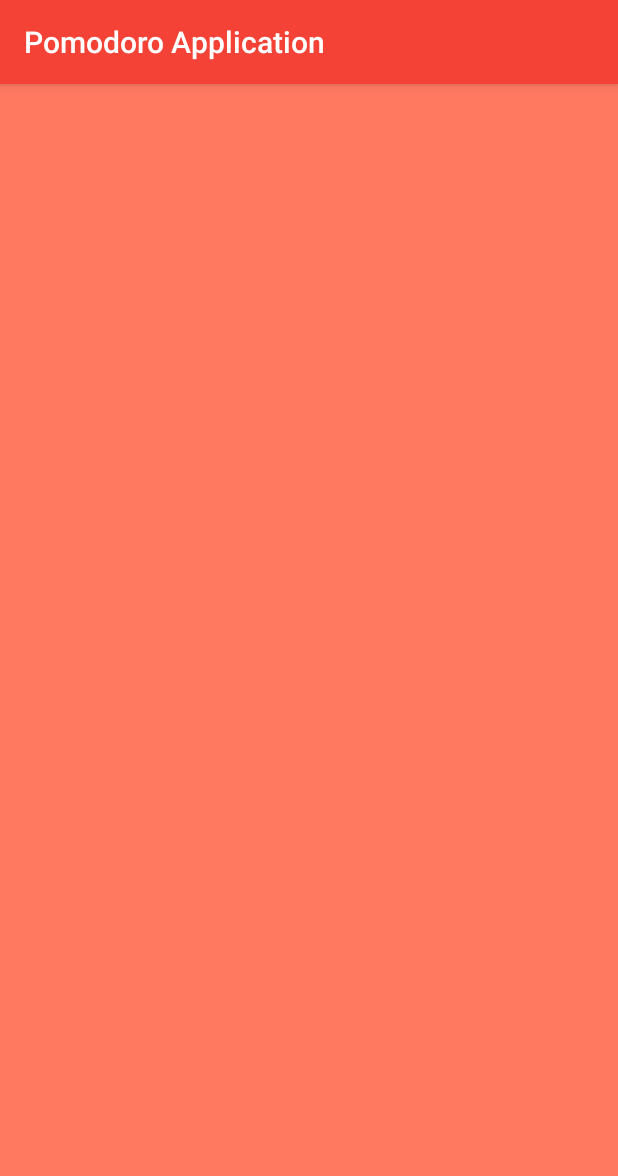
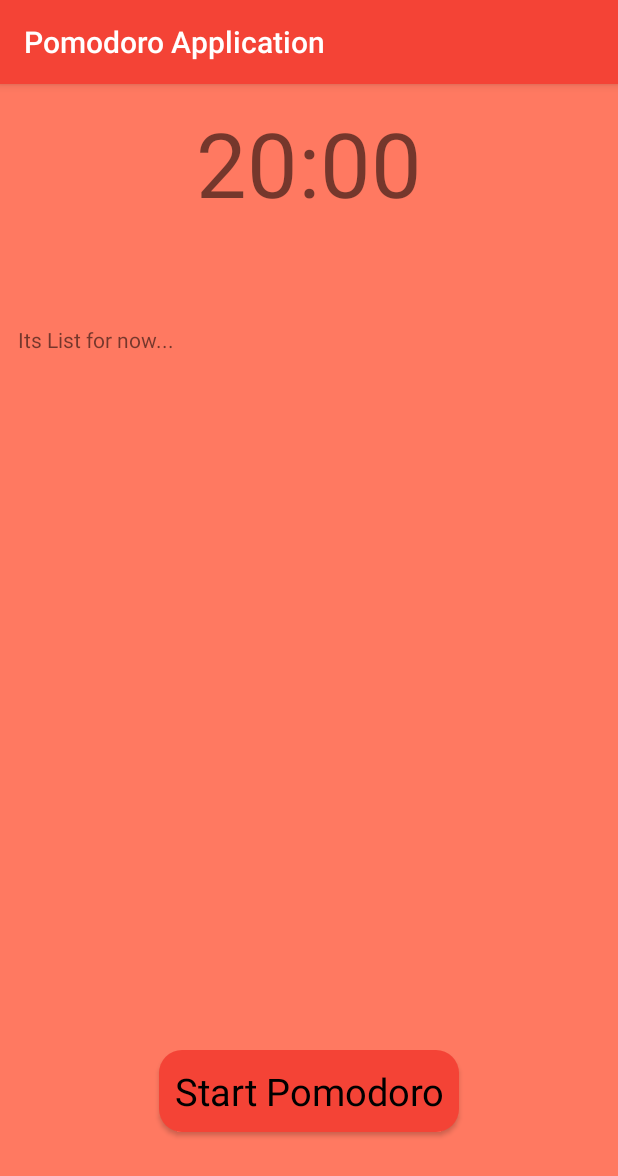
Before and after one commit to Asangin/PomodoroApp, an Android app: the screen it shows after launch (MainActivity), on a phone screen of 412 x 824 dp. Shown: the top 1176 px of the screen. Run offline under Robolectric (Android 15) with nearby library versions, the phone set to English and light mode, and no system bars.

Commit message:
impl View (Fragments concat in Activity) impl Preferences

```diff
--- a/app/src/main/AndroidManifest.xml
+++ b/app/src/main/AndroidManifest.xml
@@ -16,6 +16,7 @@
                 <category android:name="android.intent.category.LAUNCHER" />
             </intent-filter>
         </activity>
+        <activity android:name=".SettingActivity"></activity>
     </application>
 
 </manifest>
--- a/app/src/main/java/com/studio/skryl/pomodoroapplication/MainActivity.java
+++ b/app/src/main/java/com/studio/skryl/pomodoroapplication/MainActivity.java
@@ -1,25 +1,49 @@
 package com.studio.skryl.pomodoroapplication;
 
+import android.support.v4.app.FragmentTransaction;
 import android.support.v7.app.AppCompatActivity;
 import android.os.Bundle;
 
 import com.studio.skryl.pomodoroapplication.utils.AppPreferences;
+import com.studio.skryl.pomodoroapplication.view.ButtonsFragment;
+import com.studio.skryl.pomodoroapplication.view.ContentFragment;
+import com.studio.skryl.pomodoroapplication.view.TimerFragment;
 
 public class MainActivity extends AppCompatActivity {
 
+    TimerFragment timerFragment;
+    ContentFragment contentFragment;
+    ButtonsFragment buttonsFragment;
+
+    FragmentTransaction fragmentTransaction;
     AppPreferences preferences;
 
     @Override
     protected void onCreate(Bundle savedInstanceState) {
         super.onCreate(savedInstanceState);
-        preferences = new AppPreferences(this);
+        //preferences = new AppPreferences(this);
+        preferences = AppPreferences.getInstance(this);
         setStageTheme(preferences.getStageAct());
+
+        timerFragment = new TimerFragment();
+        contentFragment = new ContentFragment();
+        buttonsFragment = new ButtonsFragment();
+
+        attachFragmentToActivity();
+
     }
 
     @Override
     protected void onStart() {
         super.onStart();
-        preferences.getRunnigStatus();
+    }
+
+    private void attachFragmentToActivity() {
+        fragmentTransaction = getSupportFragmentManager().beginTransaction();
+        fragmentTransaction.add(R.id.timer_frame, timerFragment);
+        fragmentTransaction.add(R.id.content_frame, contentFragment);
+        fragmentTransaction.add(R.id.button_frame, buttonsFragment);
+        fragmentTransaction.commit();
     }
 
     private void setStageTheme(int stage) {
@@ -29,6 +53,7 @@ public class MainActivity extends AppCompatActivity {
                 setContentView(R.layout.activity_main);
                 break;
             case AppPreferences.REST_ACT :
+            case AppPreferences.LONG_REST_ACT :
                 this.setTheme(R.style.RestTheme);
                 setContentView(R.layout.activity_main);
                 break;
--- a/app/src/main/java/com/studio/skryl/pomodoroapplication/utils/AppPreferences.java
+++ b/app/src/main/java/com/studio/skryl/pomodoroapplication/utils/AppPreferences.java
@@ -10,6 +10,13 @@ import java.lang.annotation.RetentionPolicy;
 public class AppPreferences {
     final static String SHARED_PREFS_FILE = "pomodoro_preferences";
     final static String RUN_TIMER_STATUS = "running_status";
+    private static final String VIBRATION_SET = "vibration_set";
+    public static final String POMODORO_TIME_SET = "pomodoro_time_set";
+    public static final String POSITION_POMODORO_TIME = "position_pomodoro_time";
+    public static final String POSITION_REST_TIME = "position_rest_time";
+    public static final String POSITION_LONG_REST_TIME = "position_long_rest_time";
+    public static final String REST_TIME_SET = "rest_time_set";
+    public static final String LONG_REST_TIME_SET = "long_rest_time_set";
 
     private SharedPreferences pref;
 
@@ -29,6 +36,54 @@ public class AppPreferences {
         getEdit().putBoolean(RUN_TIMER_STATUS, status).commit();
     }
 
+    public Boolean getVibrateOption() { return pref.getBoolean(VIBRATION_SET, false); }
+
+    public void setVibrateOption(Boolean opt) {getEdit().putBoolean(VIBRATION_SET, opt).commit();}
+
+    public int getPositionPomodoro() { return pref.getInt(POSITION_POMODORO_TIME, 0);  }
+
+    public void setTimePomodoro(int time, int pos) {
+        getEdit().putInt(POMODORO_TIME_SET, time);
+        getEdit().putInt(POSITION_POMODORO_TIME, pos);
+        getEdit().commit();
+    }
+
+    public String getPomoTime() {
+        int time = pref.getInt(POMODORO_TIME_SET, 1200000);
+        return TimeConverter.fHourMinute(time);
+    }
+
+    public int getPositionRest() {
+        return pref.getInt(POSITION_REST_TIME, 0);
+    }
+
+    public void setTimeRest(int time, int pos) {
+        getEdit().putInt(REST_TIME_SET, time);
+        getEdit().putInt(POSITION_REST_TIME, pos);
+        getEdit().commit();
+    }
+
+    public String getRestTime() {
+        int time = pref.getInt(REST_TIME_SET, 300000);
+        return TimeConverter.fHourMinute(time);
+    }
+
+    public int getPositionLongRest() {
+        return pref.getInt(POSITION_LONG_REST_TIME, 0);
+    }
+
+    public void setTimeLongRest(int time, int pos) {
+        getEdit().putInt(LONG_REST_TIME_SET, time);
+        getEdit().putInt(POSITION_LONG_REST_TIME, pos);
+        getEdit().commit();
+    }
+
+    public String getLongRestTime() {
+        int time = pref.getInt(LONG_REST_TIME_SET, 900000);
+        return TimeConverter.fHourMinute(time);
+    }
+
+
     /**
      * @description From Stack overflow. This approach give as a behaver of EMUM saved in SharedPreferences.
      * @Url https://stackoverflow.com/questions/14750743/save-enum-to-sharedpreference
@@ -36,21 +91,6 @@ public class AppPreferences {
      */
 
     final static String STAGE_POMODORO_ACTIVITY = "status_activity";
-
-    public String getPomoTime() {
-        int time = 60000;
-        return TimeConverter.fHourMinute(time);
-    }
-
-    public String getRestTime() {
-        int time = 10000;
-        return TimeConverter.fHourMinute(time);
-    }
-
-    public String getLongRestTime() {
-        int time = 15000;
-        return TimeConverter.fHourMinute(time);
-    }
 
     @Retention(RetentionPolicy.SOURCE)
     @IntDef({POMO_ACT, REST_ACT, LONG_REST_ACT})
@@ -71,4 +111,15 @@ public class AppPreferences {
                 .putInt(STAGE_POMODORO_ACTIVITY, flag)
                 .apply();
     }
+
+    /**
+     * Singleton
+     */
+    private static AppPreferences _instance = null;
+
+    public synchronized static AppPreferences getInstance(Context context) {
+        if (_instance == null)
+            _instance = new AppPreferences(context);
+        return _instance;
+    }
 }
--- /dev/null
+++ b/app/src/main/java/com/studio/skryl/pomodoroapplication/view/ButtonsFragment.java
@@ -0,0 +1,37 @@
+package com.studio.skryl.pomodoroapplication.view;
+
+import android.os.Bundle;
+import android.support.annotation.NonNull;
+import android.support.annotation.Nullable;
+import android.support.v4.app.Fragment;
+import android.view.LayoutInflater;
+import android.view.View;
+import android.view.ViewGroup;
+import android.widget.Button;
+
+import com.studio.skryl.pomodoroapplication.R;
+import com.studio.skryl.pomodoroapplication.utils.AppPreferences;
+
+public class ButtonsFragment extends Fragment {
+
+    AppPreferences preferences;
+
+    @Nullable
+    @Override
+    public View onCreateView(@NonNull LayoutInflater inflater, @Nullable ViewGroup container, @Nullable Bundle savedInstanceState) {
+
+        preferences = AppPreferences.getInstance(getActivity());
+        View v = inflater.inflate(R.layout.button_fragment, null);
+        Button btn = (Button) v.findViewById(R.id.action_button);
+
+        if (preferences.getStageAct() == AppPreferences.POMO_ACT) {
+            btn.setBackground(getResources().getDrawable(R.drawable.pomodoro_btn_shapes));
+            if (preferences.getRunnigStatus()) btn.setText(R.string.txt_stop_pomodoro);
+            else btn.setText(R.string.txt_start_pomodoro);
+        } else {
+            btn.setBackground(getResources().getDrawable(R.drawable.rest_btn_shapes));
+            btn.setText(R.string.txt_stop_rest);
+        }
+        return v;
+    }
+}
--- /dev/null
+++ b/app/src/main/java/com/studio/skryl/pomodoroapplication/view/ContentFragment.java
@@ -0,0 +1,41 @@
+package com.studio.skryl.pomodoroapplication.view;
+
+import android.os.Bundle;
+import android.support.annotation.NonNull;
+import android.support.annotation.Nullable;
+import android.support.v4.app.Fragment;
+import android.view.LayoutInflater;
+import android.view.View;
+import android.view.ViewGroup;
+import android.widget.LinearLayout;
+import android.widget.TextView;
+
+import com.studio.skryl.pomodoroapplication.utils.AppPreferences;
+
+public class ContentFragment extends Fragment {
+
+    AppPreferences preferences;
+
+    @Nullable
+    @Override
+    public View onCreateView(@NonNull LayoutInflater inflater, @Nullable ViewGroup container, @Nullable Bundle savedInstanceState) {
+
+        preferences = AppPreferences.getInstance(getActivity());
+        LinearLayout layout = new LinearLayout(getActivity());
+        View view;
+
+        if (preferences.getStageAct() == AppPreferences.POMO_ACT) {
+            TextView list = new TextView(getActivity());
+            list.setText("Its List for now...");
+            layout.addView(list);
+            view = layout;
+        } else {
+            TextView list = new TextView(getActivity());
+            list.setText("Its Content of Rest recomendation!");
+            layout.addView(list);
+            view = layout;
+        }
+
+        return view;
+    }
+}
--- a/app/src/main/java/com/studio/skryl/pomodoroapplication/ProcessFragment.java
+++ b/app/src/main/java/com/studio/skryl/pomodoroapplication/view/ProcessFragment.java
@@ -1,4 +1,4 @@
-package com.studio.skryl.pomodoroapplication;
+package com.studio.skryl.pomodoroapplication.view;
 
 import android.content.BroadcastReceiver;
 import android.content.Context;
@@ -13,6 +13,7 @@ import android.view.View;
 import android.view.ViewGroup;
 import android.widget.TextView;
 
+import com.studio.skryl.pomodoroapplication.R;
 import com.studio.skryl.pomodoroapplication.utils.Constants;
 
 public class ProcessFragment extends Fragment {
--- /dev/null
+++ b/app/src/main/java/com/studio/skryl/pomodoroapplication/view/TimerFragment.java
@@ -0,0 +1,65 @@
+package com.studio.skryl.pomodoroapplication.view;
+
+import android.content.BroadcastReceiver;
+import android.content.Context;
+import android.content.Intent;
+import android.content.IntentFilter;
+import android.os.Bundle;
+import android.support.annotation.NonNull;
+import android.support.annotation.Nullable;
+import android.support.v4.app.Fragment;
+import android.view.LayoutInflater;
+import android.view.View;
+import android.view.ViewGroup;
+import android.widget.TextView;
+
+import com.studio.skryl.pomodoroapplication.R;
+import com.studio.skryl.pomodoroapplication.utils.AppPreferences;
+import com.studio.skryl.pomodoroapplication.utils.Constants;
+
+public class TimerFragment extends Fragment {
+
+    TextView timerView;
+    AppPreferences preferences;
+    BroadcastReceiver broadcastReceiver;
+
+    @Nullable
+    @Override
+    public View onCreateView(@NonNull LayoutInflater inflater, @Nullable ViewGroup container, @Nullable Bundle savedInstanceState) {
+        View v = inflater.inflate(R.layout.timer_fragment, null);
+        timerView = v.findViewById(R.id.timer_view);
+        preferences = AppPreferences.getInstance(getActivity());
+
+        if (preferences.getRunnigStatus() == true) {
+            broadcastReceiver = new BroadcastReceiver() {
+                @Override
+                public void onReceive(Context context, Intent intent) {
+                    String timeUpdate = intent.getStringExtra("TIC_TAC");
+                    timerView.setText(timeUpdate);
+                }
+            };
+            IntentFilter intentFilter = new IntentFilter(Constants.BROADCAST_ACTION_TIMER);
+            getActivity().registerReceiver(broadcastReceiver, intentFilter);
+        } else {
+            switch (preferences.getStageAct()) {
+                case AppPreferences.POMO_ACT:
+                    timerView.setText(preferences.getPomoTime());
+                    break;
+                case AppPreferences.REST_ACT:
+                    timerView.setText(preferences.getRestTime());
+                    break;
+                case AppPreferences.LONG_REST_ACT:
+                    timerView.setText(preferences.getLongRestTime());
+                    break;
+            }
+        }
+        return v;
+    }
+
+    @Override
+    public void onDestroy() {
+        super.onDestroy();
+        // TODO if status, maybe check for registry == null?
+        if (preferences.getRunnigStatus() == true) getActivity().unregisterReceiver(broadcastReceiver);
+    }
+}
--- a/app/src/main/java/com/studio/skryl/pomodoroapplication/WaitActionFragment.java
+++ b/app/src/main/java/com/studio/skryl/pomodoroapplication/view/WaitActionFragment.java
@@ -1,4 +1,4 @@
-package com.studio.skryl.pomodoroapplication;
+package com.studio.skryl.pomodoroapplication.view;
 
 import android.os.Bundle;
 import android.support.annotation.NonNull;
@@ -9,6 +9,7 @@ import android.view.View;
 import android.view.ViewGroup;
 import android.widget.TextView;
 
+import com.studio.skryl.pomodoroapplication.R;
 import com.studio.skryl.pomodoroapplication.utils.AppPreferences;
 
 public class WaitActionFragment extends Fragment {
--- /dev/null
+++ b/app/src/main/res/drawable/pomodoro_btn_shapes.xml
@@ -0,0 +1,10 @@
+<?xml version="1.0" encoding="utf-8"?>
+<shape xmlns:android="http://schemas.android.com/apk/res/android"
+    android:shape="rectangle">
+    <corners android:radius="15dp"/>
+    <gradient
+        android:angle="90"
+        android:endColor="@color/primaryColor"
+        android:startColor="@color/primaryColor"
+        android:type="linear"/>
+</shape>
--- /dev/null
+++ b/app/src/main/res/drawable/rest_btn_shapes.xml
@@ -0,0 +1,7 @@
+<?xml version="1.0" encoding="utf-8"?>
+<shape xmlns:android="http://schemas.android.com/apk/res/android"
+    android:shape="rectangle">
+    <corners android:radius="15dp"/>
+    <solid
+        android:color="@color/restColor"/>
+</shape>
--- a/app/src/main/res/layout/activity_main.xml
+++ b/app/src/main/res/layout/activity_main.xml
@@ -4,23 +4,29 @@
     xmlns:tools="http://schemas.android.com/tools"
     android:id="@+id/main_root"
     android:orientation="vertical"
+    android:padding="12dp"
     android:layout_width="match_parent"
     android:layout_height="match_parent"
+    android:weightSum="10"
     tools:context=".MainActivity">
 
     <FrameLayout
         android:id="@+id/timer_frame"
         android:layout_width="match_parent"
-        android:layout_height="wrap_content"/>
+        android:layout_weight="2"
+        android:layout_height="0dp"/>
 
     <FrameLayout
         android:id="@+id/content_frame"
         android:layout_width="match_parent"
-        android:layout_height="wrap_content"/>
+        android:layout_weight="6.5"
+        android:layout_height="0dp"/>
 
     <FrameLayout
         android:id="@+id/button_frame"
+        android:gravity="bottom"
         android:layout_width="match_parent"
-        android:layout_height="wrap_content"/>
+        android:layout_weight="1.5"
+        android:layout_height="0dp"/>
 
 </LinearLayout>
--- /dev/null
+++ b/app/src/main/res/layout/button_fragment.xml
@@ -0,0 +1,14 @@
+<?xml version="1.0" encoding="utf-8"?>
+<LinearLayout xmlns:android="http://schemas.android.com/apk/res/android"
+    android:layout_width="match_parent"
+    android:layout_height="match_parent"
+    android:orientation="vertical">
+
+    <Button
+        android:id="@+id/action_button"
+        style="@style/ActionButton"
+        android:padding="10dp"
+        android:layout_width="wrap_content"
+        android:layout_height="wrap_content" />
+
+</LinearLayout>
--- a/app/src/main/res/values/styles.xml
+++ b/app/src/main/res/values/styles.xml
@@ -29,4 +29,16 @@
         <item name="android:windowBackground">@color/restLightColor</item>
     </style>
 
+    <style name="ActionButton" parent="@android:style/Widget.Button">
+        <item name="android:padding">15dp</item>
+        <item name="android:textSize">25sp</item>
+        <item name="android:elevation">8dp</item>
+        <item name="android:textColor">#000000</item>
+        <item name="android:layout_gravity">center|top</item>
+    </style>
+
+    <style name="text">
+        <item name="android:textSize">18sp</item>
+    </style>
+
 </resources>
```
Also changed, not shown: app/src/main/java/com/studio/skryl/pomodoroapplication/SettingActivity.java (added, +134 -0 lines), app/src/main/res/layout/activity_setting.xml (added, +68 -0 lines), app/src/main/res/values/strings.xml (+22 -0 lines).
